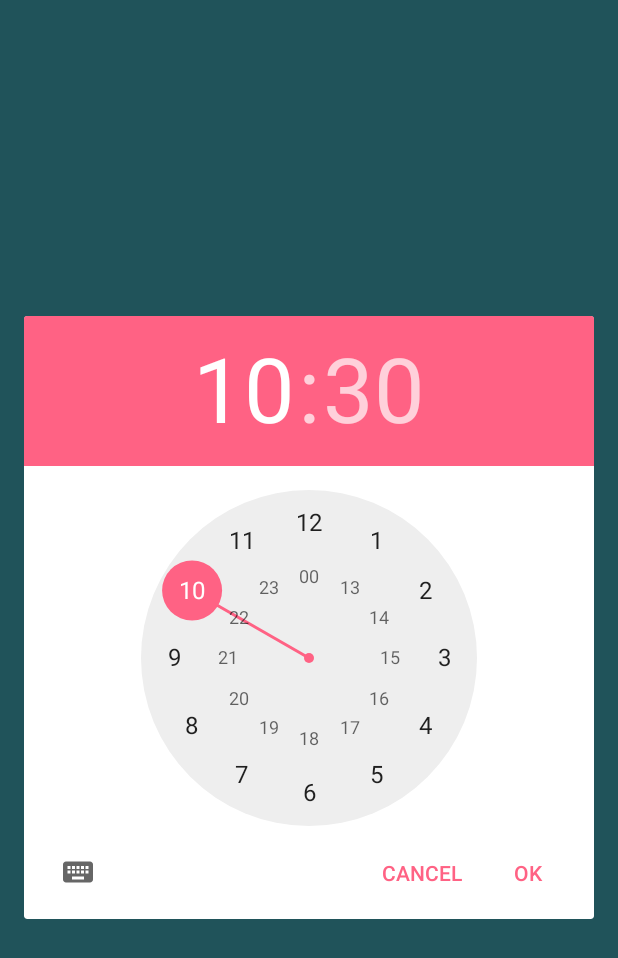
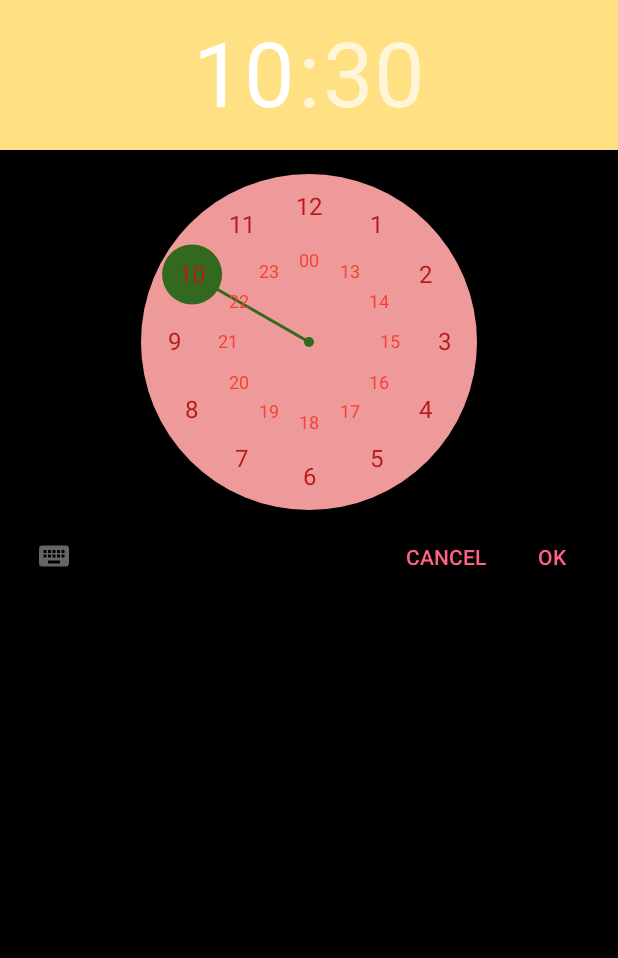
Before and after one commit to ho2ri2s/Playground, an Android app: the UiActivity screen opened directly, with no data from a screen before it, after a tap on "SHOW TIMEPICKER", on a phone screen of 412 x 824 dp. Shown: the top 958 px of the screen. Run offline under Robolectric (Android 15) with nearby library versions, the phone set to English and light mode, and no system bars; our stand-ins replace data binding; Roboto replaces fonts that are not available here.

Commit message:
enable to change theme

```diff
--- a/Android/UIAnimation/app/src/main/res/values/styles.xml
+++ b/Android/UIAnimation/app/src/main/res/values/styles.xml
@@ -9,6 +9,8 @@
         <item name="android:windowBackground">@color/windowBackground</item>
         <item name="android:windowDrawsSystemBarBackgrounds">true</item>
         <item name="android:statusBarColor">@android:color/transparent</item>
+        <item name="android:timePickerDialogTheme">@style/TimePickerTheme</item>
+        <item name="android:timePickerStyle">@style/TimePickerTheme</item>
     </style>
 
     <style name="AppTheme.AppBarOverlay" parent="ThemeOverlay.AppCompat.Dark.ActionBar" />
@@ -20,6 +22,15 @@
         <item name="android:textColor">#FFF</item>
     </style>
 
+    <style name="TimePickerTheme" parent="android:Widget.Material.Light.TimePicker">
+        <item name="android:headerBackground">#ffe082</item>
+        <item name="android:numbersTextColor">#b71c1c</item>
+        <item name="android:numbersInnerTextColor">#f44336</item>
+        <item name="android:numbersSelectorColor">#33691e</item>
+        <item name="android:numbersBackgroundColor">#ef9a9a</item>
+        <item name="android:amPmTextColor">#9c27b0</item>
+        <item name="android:windowBackground">@android:color/black</item>
+    </style>
     <style name="drawer_title">
         <item name="android:layout_width">wrap_content</item>
         <item name="android:layout_height">wrap_content</item>
```
